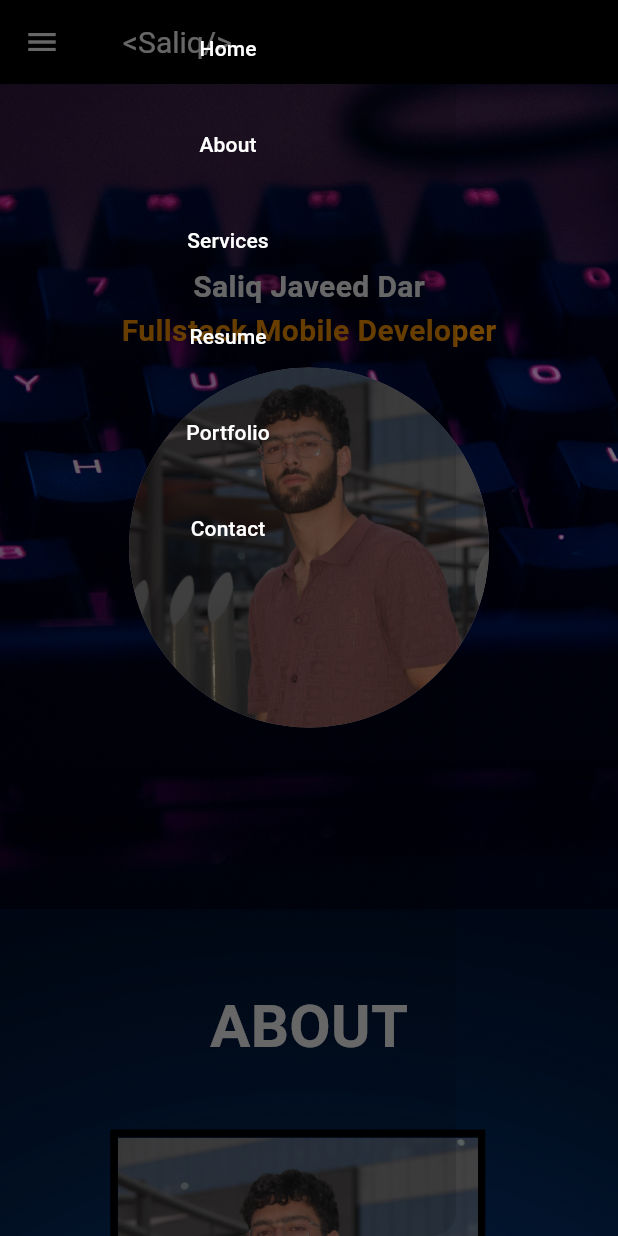
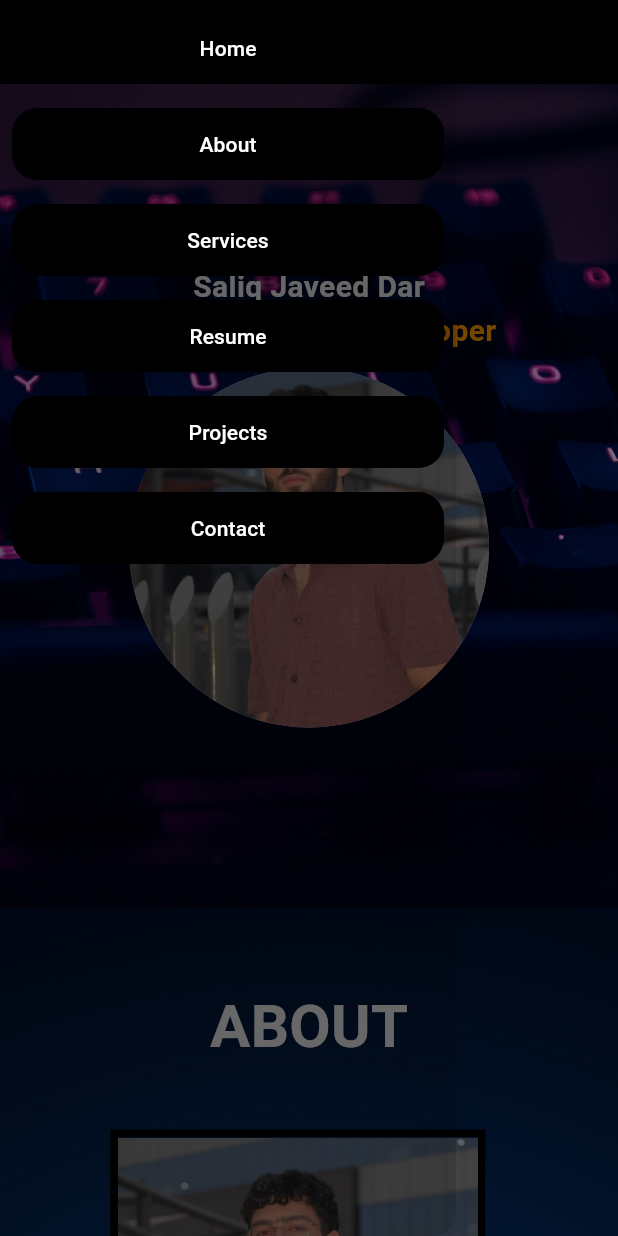
Before and after one commit to saliq03/My_Portfolio, a Flutter app: the screen it shows after launch, with the side drawer open, on a phone screen of 412 x 824 dp. Run offline on Flutter 3.47's test engine with Material 3 defaults, Android fonts, the phone set to English and light mode, and no system bars; our stand-ins replace font_awesome_flutter, timeline_tile, timelines.

Commit message:
Hover effect on header buttons

```diff
--- a/lib/components/resume.dart
+++ b/lib/components/resume.dart
@@ -106,7 +106,7 @@ class Resume extends StatelessWidget{
           SizedBox(height: 5,),
           Wrap(
             runSpacing: 10,
-            spacing: 10,
+            spacing: 20,
             children: [
               SkillProgrammingLanguages(),
               SkillFrameworks(),
@@ -247,12 +247,9 @@ class Resume extends StatelessWidget{
          Timeline.tileBuilder(
            shrinkWrap: true,
            scrollDirection: Axis.vertical,
-
            builder: TimelineTileBuilder.fromStyle(
-
              itemCount: events.length,
              contentsAlign:ContentsAlign.alternating,
-
              contentsBuilder: (context,index){
                return Card(
                  child: events[index],
--- a/lib/porfolio.dart
+++ b/lib/porfolio.dart
@@ -1,12 +1,10 @@
-import 'dart:developer';
-
 import 'package:flutter/cupertino.dart';
 import 'package:flutter/material.dart';
 import 'package:my_portfolio/components/about.dart';
 import 'package:my_portfolio/components/contact.dart';
 import 'package:my_portfolio/components/resume.dart';
 import 'package:my_portfolio/components/services.dart';
-
+import 'package:my_portfolio/widgets/Mybuttons.dart';
 import 'components/home.dart';
 
 class Portfolio extends StatefulWidget{
@@ -23,52 +21,36 @@ class _PortfolioState extends State<Portfolio>{
   final servicekey=GlobalKey();
   final resumetkey=GlobalKey();
   final contactkey=GlobalKey();
+  final projectkey=GlobalKey();
+
+  Color proCol=Colors.white70;
 
   @override
   void initState() {
     navitems=[
       Padding(
         padding: const EdgeInsets.all(8.0),
-        child: TextButton(onPressed: (){
-          Scrollable.ensureVisible(homekey.currentContext!);
-          if(ismobile){Navigator.pop(context);}
-          },
-            child: Text('Home',style: TextStyle(color: Colors.white,),)),
+        child: HeaderButton(name: "Home",mykey: homekey),
+      ),
+      Padding(
+          padding: const EdgeInsets.all(8.0),
+        child: HeaderButton(name: "About",mykey: aboutkey),
       ),
       Padding(
         padding: const EdgeInsets.all(8.0),
-        child: TextButton(onPressed: (){
-          Scrollable.ensureVisible(aboutkey.currentContext!);
-        if(ismobile){Navigator.pop(context);}},
-            child: Text('About',style: TextStyle(color: Colors.white,),)),
+        child: HeaderButton(name: "Services",mykey: servicekey),
       ),
       Padding(
         padding: const EdgeInsets.all(8.0),
-        child: TextButton(onPressed: (){Scrollable.ensureVisible(servicekey.currentContext!);
-        if(ismobile){Navigator.pop(context);}},
-          child: Text('Services',style: TextStyle(color: Colors.white,))),
+        child: HeaderButton(name: "Resume",mykey: resumetkey),
       ),
       Padding(
         padding: const EdgeInsets.all(8.0),
-        child: TextButton(onPressed: (){
-          Scrollable.ensureVisible(resumetkey.currentContext!);
-          if(ismobile){Navigator.pop(context);}
-        },
-
-            child: Text('Resume',style: TextStyle(color: Colors.white,))),
-      ),
+          child: HeaderButton(name: "Projects",mykey: projectkey),
+        ),
       Padding(
         padding: const EdgeInsets.all(8.0),
-        child: TextButton(onPressed: (){
-          if(ismobile){Navigator.pop(context);}
-        }, child: Text('Portfolio',style: TextStyle(color: Colors.white,))),
-      ),
-      Padding(
-        padding: const EdgeInsets.all(8.0),
-        child: TextButton(onPressed: (){
-          Scrollable.ensureVisible(contactkey.currentContext!);
-          if(ismobile){Navigator.pop(context);}
-        }, child: Text('Contact',style: TextStyle(color: Colors.white,))),
+        child: HeaderButton(name: "Contact",mykey: contactkey),
       ),];
     super.initState();
   }
--- /dev/null
+++ b/lib/widgets/Mybuttons.dart
@@ -0,0 +1,44 @@
+import 'package:flutter/cupertino.dart';
+import 'package:flutter/material.dart';
+
+class HeaderButton extends StatefulWidget {
+  final String name;
+  final mykey;
+
+  const HeaderButton({required this.name, this.mykey});
+
+
+  @override
+  State<HeaderButton> createState() => HeaderButtonState();
+}
+
+class HeaderButtonState extends State<HeaderButton> {
+  Color buttonColor=Colors.black;
+  @override
+  Widget build(BuildContext context) {
+    bool ismobile=MediaQuery.of(context).size.width>700?false:true;
+    return MouseRegion(
+      onHover: (events){
+        buttonColor=Color(0xFF0086D6);
+        setState(() {});
+      },
+      onExit: (events){
+        buttonColor=Colors.black;
+        setState(() {});
+      },
+      child: Container(
+        decoration: BoxDecoration(
+          borderRadius: BorderRadius.circular(17),
+          color: buttonColor,
+        ),
+
+        child: TextButton(
+            onPressed: (){
+              Scrollable.ensureVisible(widget.mykey.currentContext!);
+
+              if(ismobile){Navigator.pop(context);}
+            }, child: Text(widget.name,style: TextStyle(color: Colors.white,))),
+      ),
+    );
+  }
+}
```
